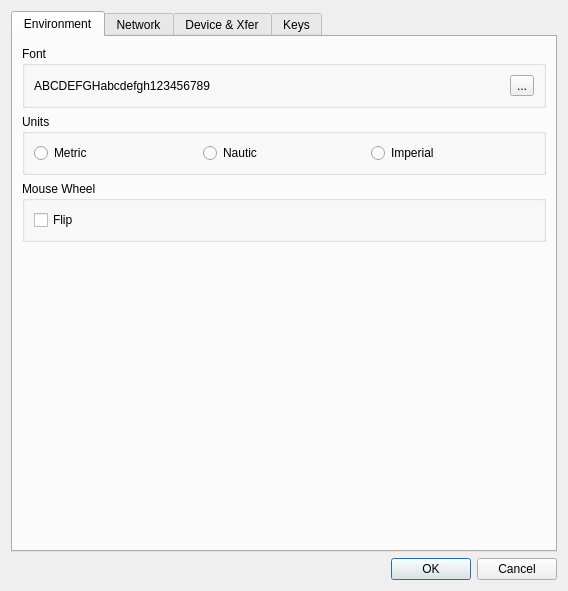
The window that src/IDlgConfig.ui (ntruchsess/QLandkarteGT) describes before a commit, drawn with Qt 5.
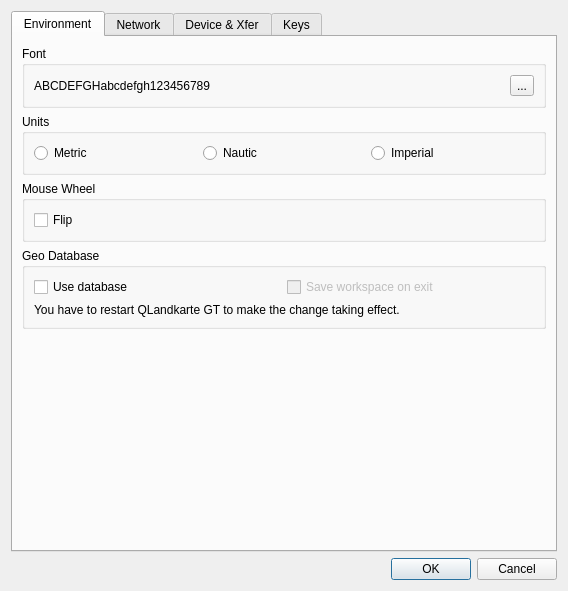
The same window after the commit. The open tabs and pages were chosen to show the change.

What changed in the file:
```diff
--- a/src/IDlgConfig.ui
+++ b/src/IDlgConfig.ui
@@ -96,6 +96,43 @@
          </layout>
         </widget>
        </item>
+       <item>
+        <widget class="QGroupBox" name="groupBoxGeoDB">
+         <property name="title">
+          <string>Geo Database</string>
+         </property>
+         <layout class="QVBoxLayout" name="verticalLayout_2">
+          <item>
+           <layout class="QHBoxLayout" name="horizontalLayout_2">
+            <item>
+             <widget class="QCheckBox" name="checkUseGeoDB">
+              <property name="text">
+               <string>Use database</string>
+              </property>
+             </widget>
+            </item>
+            <item>
+             <widget class="QCheckBox" name="checkGeoDBSaveOnExit">
+              <property name="enabled">
+               <bool>false</bool>
+              </property>
+              <property name="text">
+               <string>Save workspace on exit</string>
+              </property>
+             </widget>
+            </item>
+           </layout>
+          </item>
+          <item>
+           <widget class="QLabel" name="label_3">
+            <property name="text">
+             <string>You have to restart QLandkarte GT to make the change taking effect.</string>
+            </property>
+           </widget>
+          </item>
+         </layout>
+        </widget>
+       </item>
        <item>
         <spacer>
          <property name="orientation">
```
